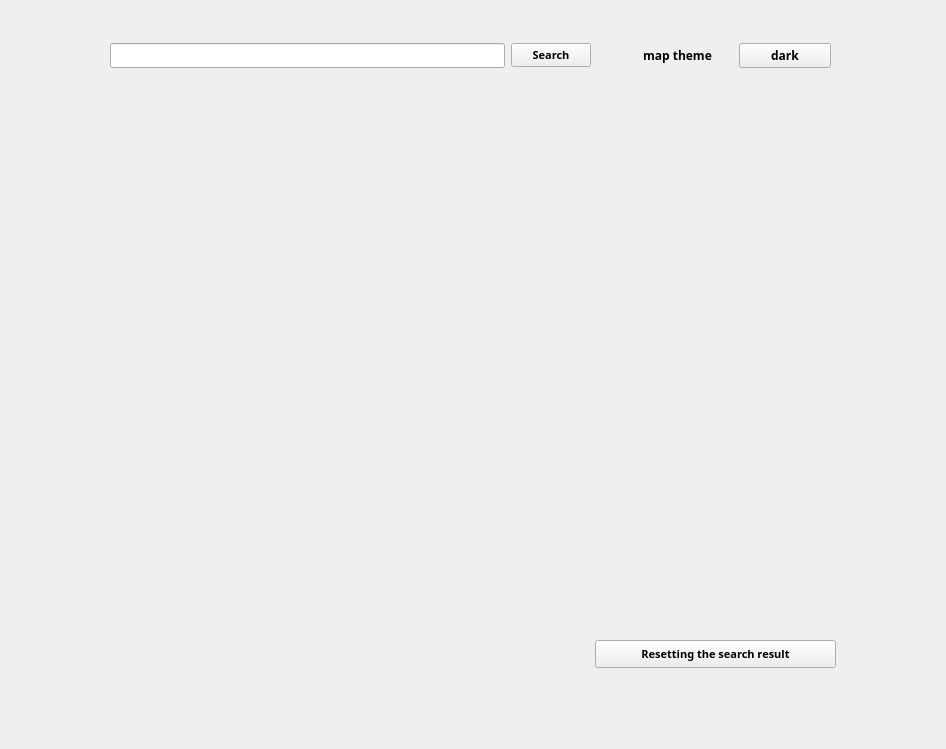
First picture: the form in map.ui, repository alisa-karpova/yandex_maps_project, before the edit.
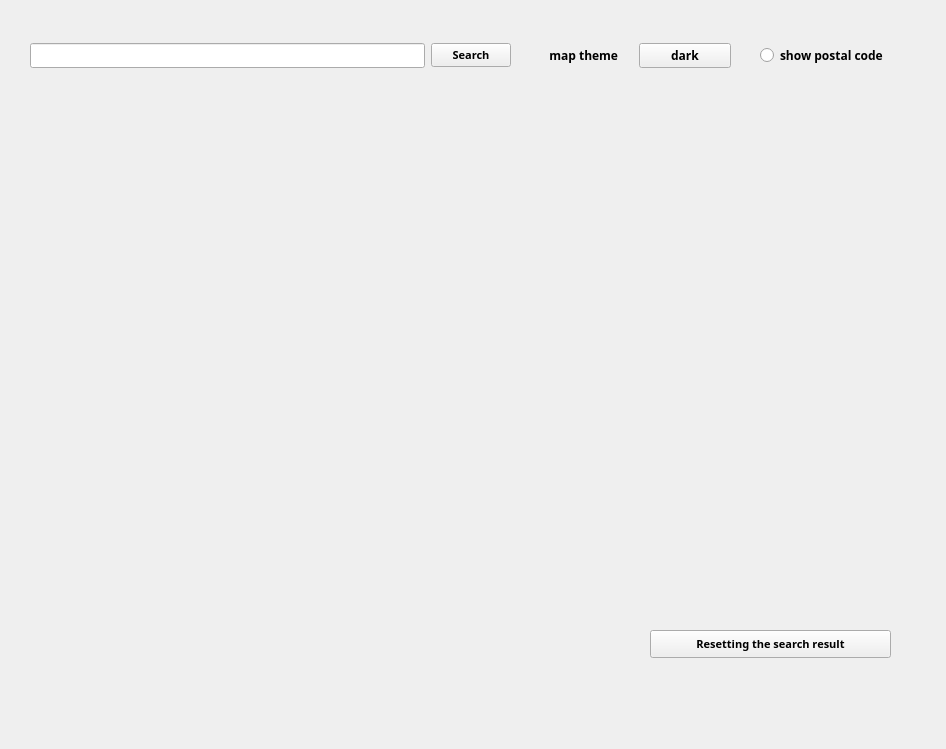
Second picture: the form after the edit.

```diff
--- a/map.ui
+++ b/map.ui
@@ -30,7 +30,7 @@
    <widget class="QWidget" name="horizontalLayoutWidget">
     <property name="geometry">
      <rect>
-      <x>640</x>
+      <x>540</x>
       <y>30</y>
       <width>191</width>
       <height>51</height>
@@ -47,7 +47,7 @@
         </font>
        </property>
        <property name="text">
-        <string> map theme</string>
+        <string>   map theme</string>
        </property>
       </widget>
      </item>
@@ -73,7 +73,7 @@
    <widget class="QWidget" name="horizontalLayoutWidget_2">
     <property name="geometry">
      <rect>
-      <x>110</x>
+      <x>30</x>
       <y>30</y>
       <width>481</width>
       <height>51</height>
@@ -111,8 +111,8 @@
    <widget class="QPushButton" name="reset_btn">
     <property name="geometry">
      <rect>
-      <x>595</x>
-      <y>640</y>
+      <x>650</x>
+      <y>630</y>
       <width>241</width>
       <height>28</height>
      </rect>
@@ -138,9 +138,9 @@
    <widget class="QLabel" name="address">
     <property name="geometry">
      <rect>
-      <x>110</x>
-      <y>640</y>
-      <width>461</width>
+      <x>30</x>
+      <y>630</y>
+      <width>581</width>
       <height>31</height>
      </rect>
     </property>
@@ -148,6 +148,26 @@
      <string/>
     </property>
    </widget>
+   <widget class="QRadioButton" name="pc_rb">
+    <property name="geometry">
+     <rect>
+      <x>760</x>
+      <y>40</y>
+      <width>141</width>
+      <height>31</height>
+     </rect>
+    </property>
+    <property name="font">
+     <font>
+      <family>Yu Gothic UI Semibold</family>
+      <weight>75</weight>
+      <bold>true</bold>
+     </font>
+    </property>
+    <property name="text">
+     <string>show postal code</string>
+    </property>
+   </widget>
   </widget>
   <widget class="QMenuBar" name="menubar">
    <property name="geometry">
```
